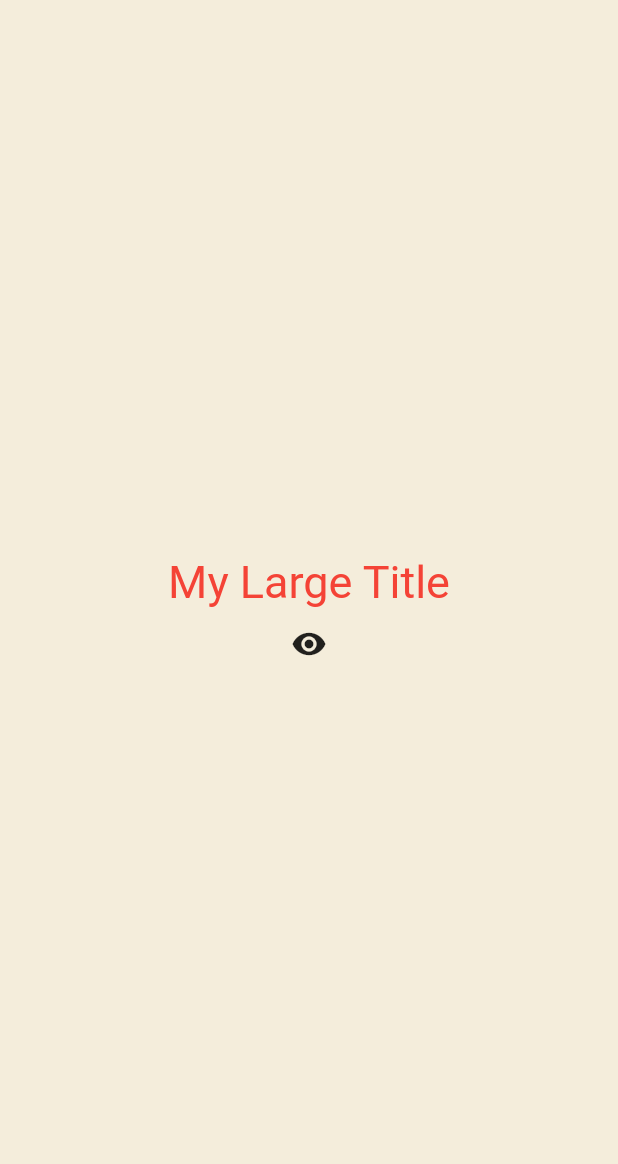
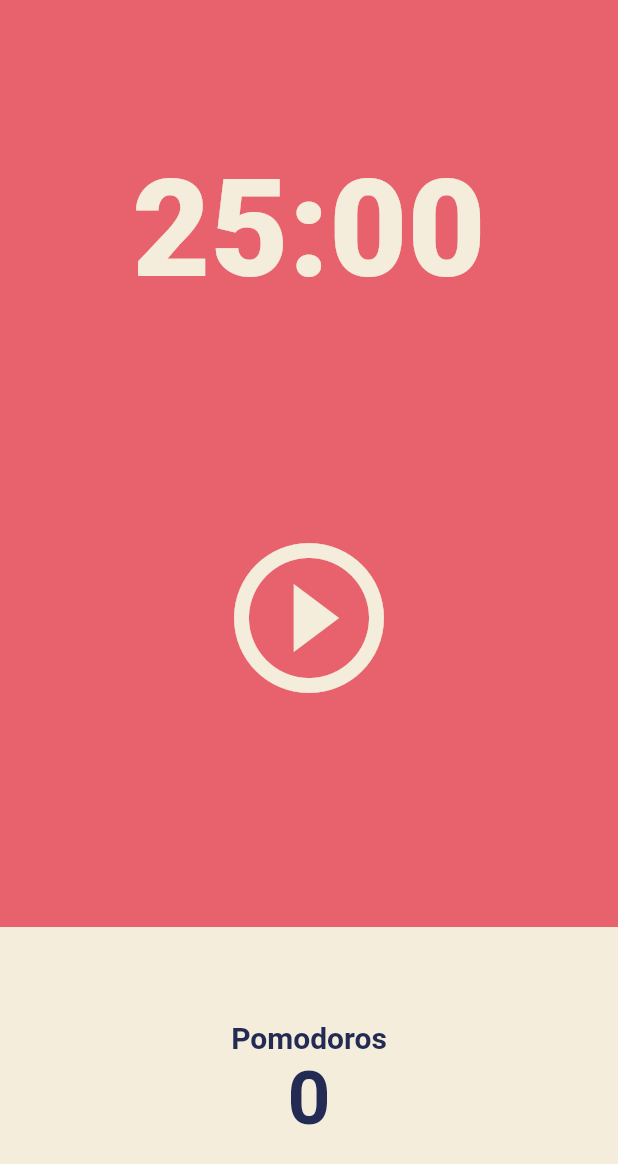
Before and after one commit to cattynip/kirvy-mobile, a Flutter app: the screen it shows after launch, on a phone screen of 412 x 824 dp. Shown: the top 1164 px of the screen. Run offline on Flutter 3.47's test engine with Material 2 defaults, Android fonts, the phone set to English and light mode, and no system bars.

Commit message:
#5.0 User Interface

```diff
--- a/lib/main.dart
+++ b/lib/main.dart
@@ -1,94 +1,28 @@
 import 'package:flutter/material.dart';
+import 'package:webtoonapp/screens/home_screen.dart';
 
 void main() {
   runApp(const App());
 }
 
-class App extends StatefulWidget {
+class App extends StatelessWidget {
   const App({super.key});
-
-  @override
-  State<App> createState() => _AppState();
-}
-
-class _AppState extends State<App> {
-  bool showTitle = true;
-  List<int> numbers = [];
-
-  void toggleTitle() {
-    setState(() {
-      showTitle = !showTitle;
-    });
-  }
-
-  void onClicked() {
-    setState(() {
-      numbers.add(numbers.length);
-    });
-  }
 
   @override
   Widget build(BuildContext context) {
     return MaterialApp(
       theme: ThemeData(
         textTheme: const TextTheme(
-          titleLarge: TextStyle(
-            color: Colors.red,
+          displayLarge: TextStyle(
+            color: Color(0xFF232B55),
           ),
         ),
-      ),
-      home: Scaffold(
-        backgroundColor: const Color(0xFFF4EDDB),
-        body: Container(
-          child: Center(
-            child: Column(
-              mainAxisAlignment: MainAxisAlignment.center,
-              children: [
-                showTitle ? const MyLargeTitle() : const Text("Nothing to see"),
-                IconButton(
-                    onPressed: toggleTitle,
-                    icon: const Icon(Icons.remove_red_eye))
-              ],
-            ),
-          ),
+        cardColor: const Color(0xFFF4EDDB),
+        colorScheme: ColorScheme.fromSwatch(
+          backgroundColor: const Color(0xFFE7626C),
         ),
       ),
+      home: const HomeScreen(),
     );
   }
 }
-
-class MyLargeTitle extends StatefulWidget {
-  const MyLargeTitle({
-    super.key,
-  });
-
-  @override
-  State<MyLargeTitle> createState() => _MyLargeTitleState();
-}
-
-class _MyLargeTitleState extends State<MyLargeTitle> {
-  @override
-  void initState() {
-    super.initState();
-    print("initState");
-  }
-
-  @override
-  void dispose() {
-    // TODO: implement dispose
-    super.dispose();
-    print("dispose!");
-  }
-
-  @override
-  Widget build(BuildContext context) {
-    print("build!");
-    return Text(
-      "My Large Title",
-      style: TextStyle(
-        fontSize: 30,
-        color: Theme.of(context).textTheme.titleLarge?.color,
-      ),
-    );
-  }
-}
--- /dev/null
+++ b/lib/screens/home_screen.dart
@@ -0,0 +1,83 @@
+import 'package:flutter/material.dart';
+
+class HomeScreen extends StatefulWidget {
+  const HomeScreen({super.key});
+
+  @override
+  State<HomeScreen> createState() => HomeScreenState();
+}
+
+class HomeScreenState extends State<HomeScreen> {
+  @override
+  Widget build(BuildContext context) {
+    return Scaffold(
+      backgroundColor: Theme.of(context).colorScheme.background,
+      body: Column(
+        children: [
+          Flexible(
+            flex: 1,
+            child: Container(
+              alignment: Alignment.bottomCenter,
+              child: Text(
+                "25:00",
+                style: TextStyle(
+                  color: Theme.of(context).cardColor,
+                  fontSize: 90,
+                  fontWeight: FontWeight.w800,
+                ),
+              ),
+            ),
+          ),
+          Flexible(
+            flex: 2,
+            child: Center(
+              child: IconButton(
+                onPressed: () {},
+                icon: const Icon(Icons.play_circle_outline),
+                iconSize: 120,
+                color: Theme.of(context).cardColor,
+              ),
+            ),
+          ),
+          Flexible(
+            flex: 1,
+            child: Row(
+              children: [
+                Expanded(
+                  child: Container(
+                    decoration: BoxDecoration(
+                      color: Theme.of(context).cardColor,
+                    ),
+                    child: Column(
+                      mainAxisAlignment: MainAxisAlignment.center,
+                      children: [
+                        Text(
+                          "Pomodoros",
+                          style: TextStyle(
+                            fontSize: 20,
+                            fontWeight: FontWeight.w600,
+                            color:
+                                Theme.of(context).textTheme.displayLarge!.color,
+                          ),
+                        ),
+                        Text(
+                          "0",
+                          style: TextStyle(
+                            fontSize: 50,
+                            fontWeight: FontWeight.w600,
+                            color:
+                                Theme.of(context).textTheme.displayLarge!.color,
+                          ),
+                        ),
+                      ],
+                    ),
+                  ),
+                ),
+              ],
+            ),
+          ),
+        ],
+      ),
+    );
+  }
+}
```
